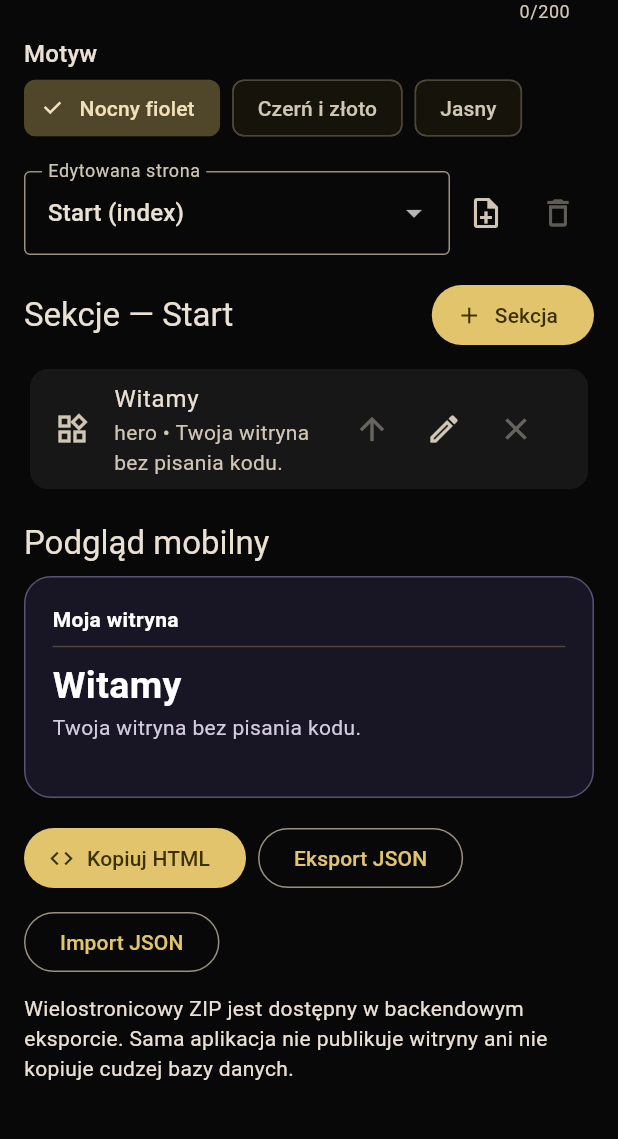
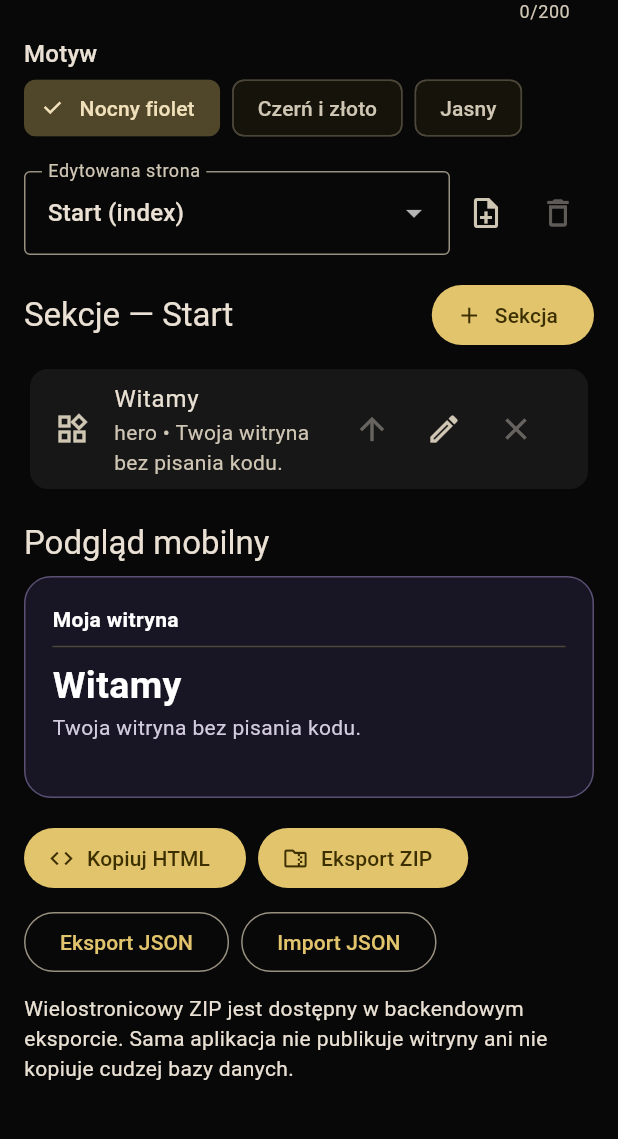
Before and after one commit to mojealterego/Unthinkable-AI-, a Flutter app: the WebsiteCreatorScreen screen opened directly, scrolled down 228 dp, on a phone screen of 412 x 824 dp, the part 84-1223 px from its top. Run offline on Flutter 3.47's test engine with Material 3 defaults, Android fonts, the phone set to English and light mode, and no system bars; our stand-ins replace file_picker, shared_preferences; accounts and stored records are empty.

Commit message:
feat(android-web): export complete multipage NoCode sites as user-saved ZIP via secured gateway

```diff
--- a/lib/features/web/website_creator_screen.dart
+++ b/lib/features/web/website_creator_screen.dart
@@ -1,15 +1,20 @@
 import 'dart:convert';
+import 'dart:typed_data';
 
+import 'package:file_picker/file_picker.dart';
 import 'package:flutter/material.dart';
 import 'package:flutter/services.dart';
 import 'package:shared_preferences/shared_preferences.dart';
 
 import 'website_project.dart';
+import 'web_studio_api.dart';
 
 /// Functional Android-first NoCode editor. Graphics/theme assets are supplied later.
 class WebsiteCreatorScreen extends StatefulWidget {
-  const WebsiteCreatorScreen({super.key, this.initial});
+  const WebsiteCreatorScreen({super.key, this.initial, this.apiBaseUrl = '', this.apiKey = ''});
   final WebsiteProject? initial;
+  final String apiBaseUrl;
+  final String apiKey;
   @override
   State<WebsiteCreatorScreen> createState() => _WebsiteCreatorScreenState();
 }
@@ -117,6 +122,39 @@ class _WebsiteCreatorScreenState extends State<WebsiteCreatorScreen> {
     if (mounted) ScaffoldMessenger.of(context).showSnackBar(
       const SnackBar(content: Text('Pełny projekt JSON skopiowany.')),
     );
+  }
+
+  Future<void> _exportZip() async {
+    if (widget.apiBaseUrl.isEmpty || widget.apiKey.isEmpty) {
+      ScaffoldMessenger.of(context).showSnackBar(
+        const SnackBar(content: Text('Eksport ZIP wymaga własnego serwera HTTPS i klucza API.')),
+      );
+      return;
+    }
+    final api = WebStudioApiClient();
+    try {
+      final bytes = await api.exportZip(
+        baseUrl: widget.apiBaseUrl, apiKey: widget.apiKey, site: site,
+      );
+      final fileName = await FilePicker.platform.saveFile(
+        dialogTitle: 'Zapisz gotową witrynę NoCode',
+        fileName: 'unthinkable-website.zip',
+        type: FileType.custom,
+        allowedExtensions: ['zip'],
+        bytes: Uint8List.fromList(bytes),
+      );
+      if (mounted) ScaffoldMessenger.of(context).showSnackBar(
+        SnackBar(content: Text(fileName == null
+          ? 'Zapis anulowany.'
+          : 'Gotowa witryna ZIP została zapisana.')),
+      );
+    } on Object {
+      if (mounted) ScaffoldMessenger.of(context).showSnackBar(
+        const SnackBar(content: Text('Eksport ZIP nie powiódł się. Sprawdź backend HTTPS.')),
+      );
+    } finally {
+      api.close();
+    }
   }
 
   Future<void> _importJson() async {
@@ -302,6 +340,12 @@ class _WebsiteCreatorScreenState extends State<WebsiteCreatorScreen> {
             onPressed: _copyHtml,
             icon: const Icon(Icons.code), label: const Text('Kopiuj HTML'),
           ),
+          FilledButton.icon(
+            key: const Key('nocode_export_zip'),
+            onPressed: _exportZip,
+            icon: const Icon(Icons.folder_zip_outlined),
+            label: const Text('Eksport ZIP'),
+          ),
           OutlinedButton(
             key: const Key('nocode_export_json'),
             onPressed: _copyJson, child: const Text('Eksport JSON'),
```
